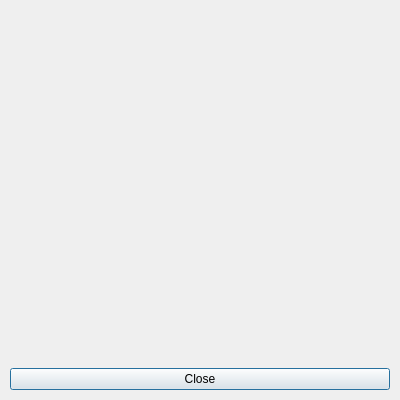
This is trunk/Resources/QCrypTool/Dialogs/DialogCertificateStore.ui in flomar/QCrypTool as Qt 5 draws it before an edit. The edited form follows.
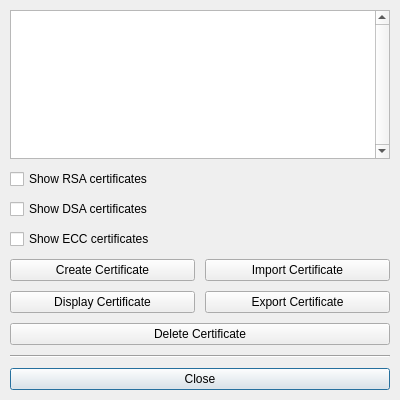
This is the edited form.

What changed in the file:
```diff
--- a/trunk/Resources/QCrypTool/Dialogs/DialogCertificateStore.ui
+++ b/trunk/Resources/QCrypTool/Dialogs/DialogCertificateStore.ui
@@ -30,17 +30,99 @@
     <number>10</number>
    </property>
    <item>
-    <spacer name="DialogCertificateStoreVerticalSpacer1">
+    <widget class="QTableView" name="DialogCertificateStoreTableViewCertificates">
+     <property name="sizePolicy">
+      <sizepolicy hsizetype="Expanding" vsizetype="Expanding">
+       <horstretch>0</horstretch>
+       <verstretch>0</verstretch>
+      </sizepolicy>
+     </property>
+     <property name="verticalScrollBarPolicy">
+      <enum>Qt::ScrollBarAlwaysOn</enum>
+     </property>
+     <property name="horizontalScrollBarPolicy">
+      <enum>Qt::ScrollBarAsNeeded</enum>
+     </property>
+    </widget>
+   </item>
+   <item>
+    <layout class="QVBoxLayout" name="DialogCertificateStoreVerticalLayoutFilter">
+     <item>
+      <widget class="QCheckBox" name="DialogCertificateStoreShowRSACertificates">
+       <property name="text">
+        <string>Show RSA certificates</string>
+       </property>
+      </widget>
+     </item>
+     <item>
+      <widget class="QCheckBox" name="DialogCertificateStoreCheckBoxShowDSACertificates">
+       <property name="text">
+        <string>Show DSA certificates</string>
+       </property>
+      </widget>
+     </item>
+     <item>
+      <widget class="QCheckBox" name="DialogCertificateStoreCheckBoxShowECCCertificates">
+       <property name="text">
+        <string>Show ECC certificates</string>
+       </property>
+      </widget>
+     </item>
+    </layout>
+   </item>
+   <item>
+    <layout class="QHBoxLayout" name="DialogCertificateStoreHorizontalLayoutCreateCertificateImportCertificate">
+     <item>
+      <widget class="QPushButton" name="DialogCertificateStorePushButtonCreateCertificate">
+       <property name="text">
+        <string>Create Certificate</string>
+       </property>
+      </widget>
+     </item>
+     <item>
+      <widget class="QPushButton" name="DialogCertificateStorePushButtonImportCertificate">
+       <property name="text">
+        <string>Import Certificate</string>
+       </property>
+      </widget>
+     </item>
+    </layout>
+   </item>
+   <item>
+    <layout class="QHBoxLayout" name="DialogCertificateStoreHorizontalLayoutDisplayCertificateExportCertificate">
+     <item>
+      <widget class="QPushButton" name="DialogCertificateStorePushButtonDisplayCertificate">
+       <property name="text">
+        <string>Display Certificate</string>
+       </property>
+      </widget>
+     </item>
+     <item>
+      <widget class="QPushButton" name="DialogCertificateStorePushButtonExportCertificate">
+       <property name="text">
+        <string>Export Certificate</string>
+       </property>
+      </widget>
+     </item>
+    </layout>
+   </item>
+   <item>
+    <layout class="QHBoxLayout" name="DialogCertificateStoreHorizontalLayoutDeleteCertificate">
+     <item>
+      <widget class="QPushButton" name="DialogCertificateStorePushButtonDeleteCertificate">
+       <property name="text">
+        <string>Delete Certificate</string>
+       </property>
+      </widget>
+     </item>
+    </layout>
+   </item>
+   <item>
+    <widget class="Line" name="DialogCertificateStoreLine1">
      <property name="orientation">
-      <enum>Qt::Vertical</enum>
+      <enum>Qt::Horizontal</enum>
      </property>
-     <property name="sizeHint" stdset="0">
-      <size>
-       <width>20</width>
-       <height>40</height>
-      </size>
-     </property>
-    </spacer>
+    </widget>
    </item>
    <item>
     <layout class="QHBoxLayout" name="DialogCertificateStoreHorizontalLayoutButtons">
@@ -64,6 +146,9 @@
        <property name="text">
         <string>Close</string>
        </property>
+       <property name="default">
+        <bool>true</bool>
+       </property>
       </widget>
      </item>
     </layout>
```
